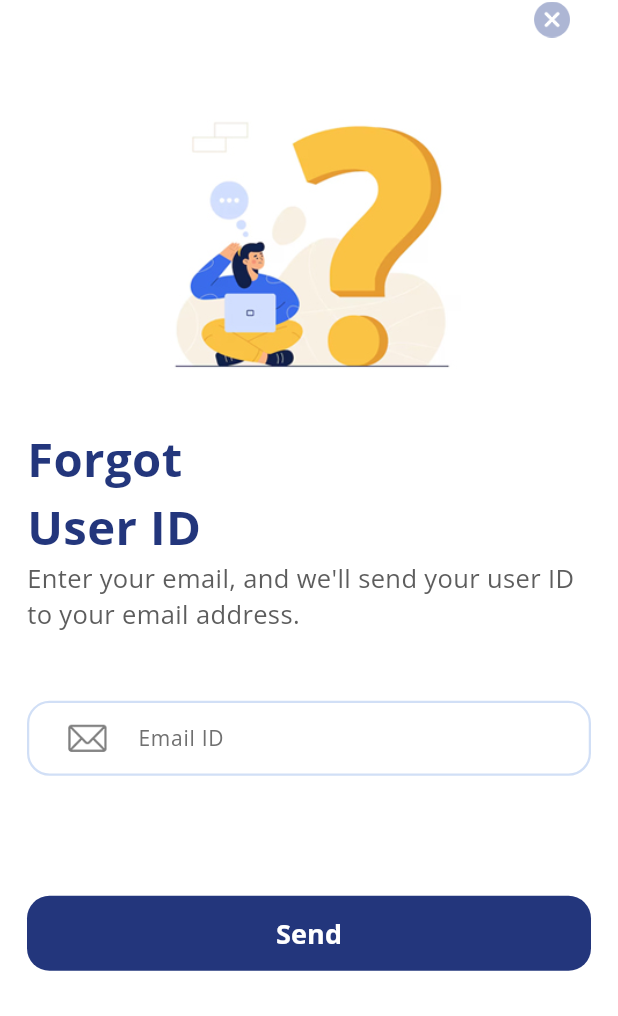
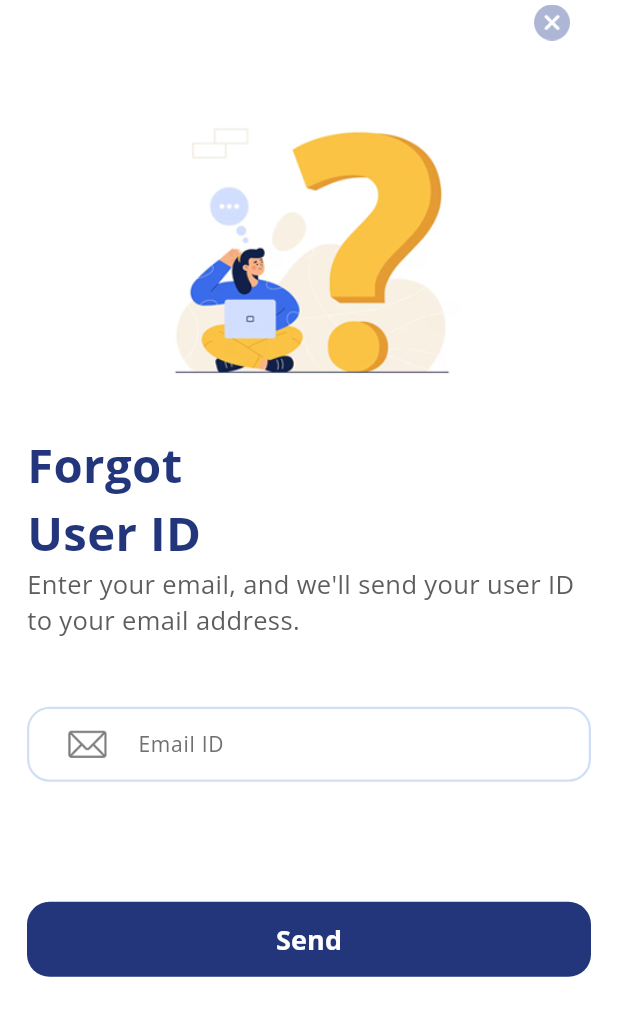
Before and after one commit to DhirajW7173/eyvo_inventory, a Flutter app: the ForgotUserIDView screen opened by its route, on a phone screen of 412 x 824 dp. Shown: the top 1016 px of the screen. Run offline on Flutter 3.47's test engine with Material 3 defaults, Android fonts, the phone set to English and light mode, and no system bars; our stand-ins replace firebase_core, firebase_messaging, flutter_local_notifications, pdf, printing, shared_preferences; missing offline and left inert: barcode_scan2, flutter_pdfview; accounts and stored records are empty.

Commit message:
Update forgot_user_id.dart

```diff
--- a/lib/presentation/forgot_user_id/forgot_user_id.dart
+++ b/lib/presentation/forgot_user_id/forgot_user_id.dart
@@ -133,7 +133,7 @@ class _ForgotUserIDViewState extends State<ForgotUserIDView> {
               children: [
                 SizedBox(height: topPadding),
                 Container(
-                  height: 26,
+                  height: 30,
                   alignment: Alignment.topRight,
                   width: displayWidth(context),
                   child: CustomImageButton(
@@ -152,11 +152,10 @@ class _ForgotUserIDViewState extends State<ForgotUserIDView> {
                 ),
                 const SizedBox(
                   child: Padding(
-                    padding: EdgeInsets.only(bottom: 18, left: 18, right: 18),
-                    child: TitleHeader(
-                        titleText: AppStrings.forgotUserIDTitle,
-                        detailText: AppStrings.forgotUserIDSubTitle),
-                  ),
+                      padding: EdgeInsets.only(bottom: 18, left: 18, right: 18),
+                      child: TitleHeader(
+                          titleText: AppStrings.forgotUserIDTitle,
+                          detailText: AppStrings.forgotUserIDSubTitle)),
                 ),
                 const SizedBox(height: 10),
                 SizedBox(
```
